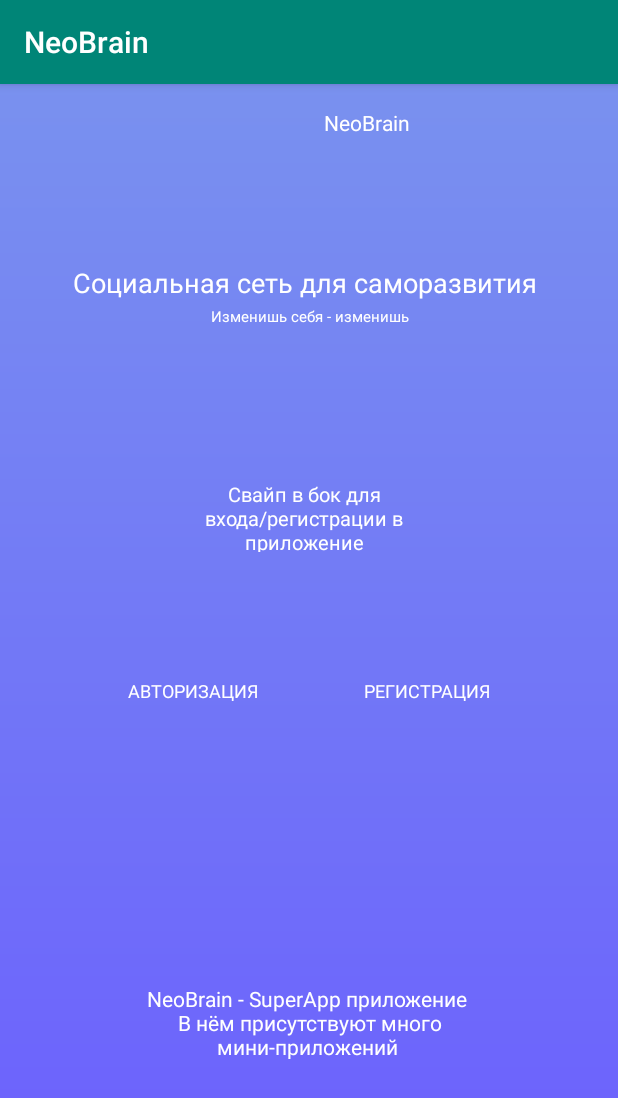
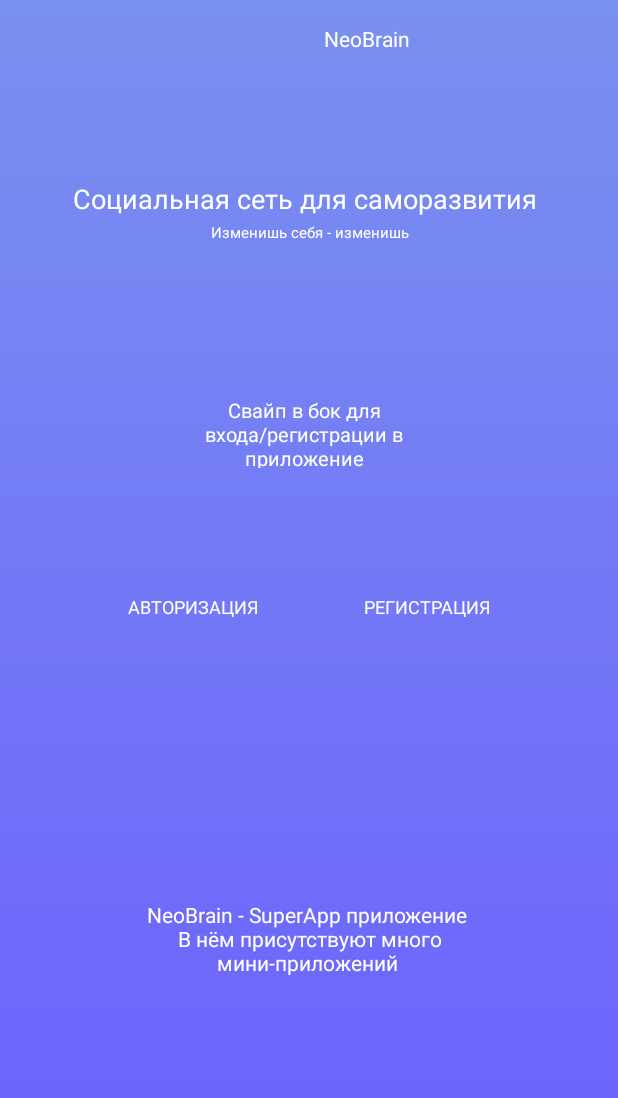
Before and after one commit to romka-best/NeoBrain_App, an Android app: the screen it shows after launch (MainActivity), on a phone screen of 412 x 824 dp. Shown: the top 1098 px of the screen. Run offline under Robolectric (Android 15) with nearby library versions, the phone set to English and light mode, and no system bars.

Commit message:
Delete error

```diff
--- a/app/src/main/AndroidManifest.xml
+++ b/app/src/main/AndroidManifest.xml
@@ -9,6 +9,9 @@
         android:roundIcon="@mipmap/ic_launcher_round"
         android:supportsRtl="true"
         android:theme="@style/AppTheme">
+        <meta-data
+            android:name="com.google.android.gms.ads.AD_MANAGER_APP"
+            android:value="true" />
         <activity android:name=".MainActivity">
             <intent-filter>
                 <action android:name="android.intent.action.MAIN" />
--- a/app/src/main/java/com/example/neobrain/MainActivity.java
+++ b/app/src/main/java/com/example/neobrain/MainActivity.java
@@ -1,14 +1,14 @@
 package com.example.neobrain;
 
 import androidx.appcompat.app.AppCompatActivity;
+
 import android.os.Bundle;
 
-public class MainActivity extends AppCompatActivity{
+public class MainActivity extends AppCompatActivity {
 
     @Override
     protected void onCreate(Bundle savedInstanceState) {
         super.onCreate(savedInstanceState);
         setContentView(R.layout.activity_main);
-
     }
 }
--- a/app/src/main/res/values/styles.xml
+++ b/app/src/main/res/values/styles.xml
@@ -1,7 +1,7 @@
 <resources>
 
     <!-- Base application theme. -->
-    <style name="AppTheme" parent="Theme.AppCompat.Light.DarkActionBar">
+    <style name="AppTheme" parent="Theme.AppCompat.Light.NoActionBar">
         <!-- Customize your theme here. -->
         <item name="colorPrimary">@color/colorPrimary</item>
         <item name="colorPrimaryDark">@color/colorPrimaryDark</item>
@@ -43,6 +43,7 @@
         </item>
 
     </style>
+
     <style name="textswipe">
 
         <item name="android:textSize">
@@ -54,6 +55,7 @@
         </item>
 
     </style>
+
     <style name="neobrain_superapp">
 
         <item name="android:textSize">
@@ -65,6 +67,7 @@
         </item>
 
     </style>
+
     <style name="text_reg_auth">
 
         <item name="android:textSize">
```
